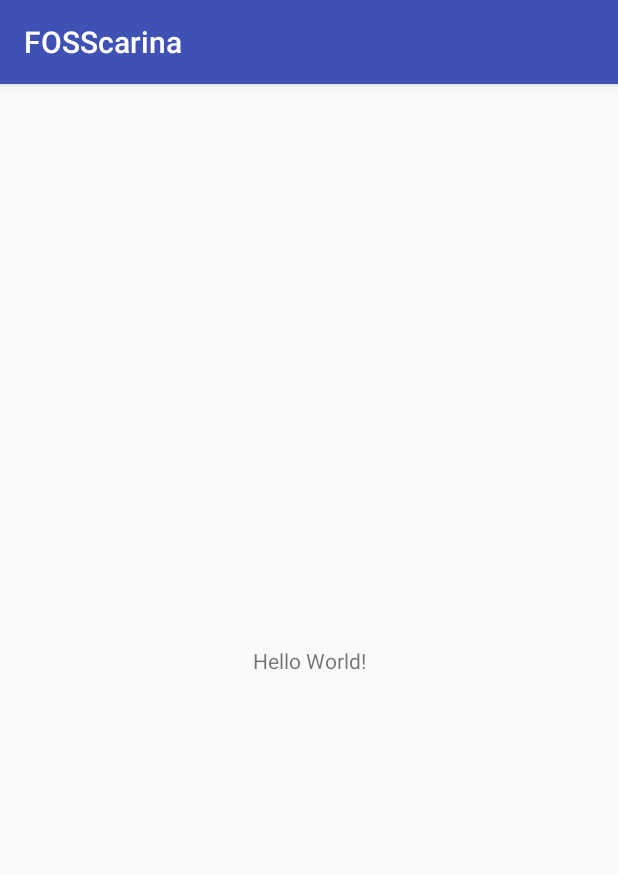
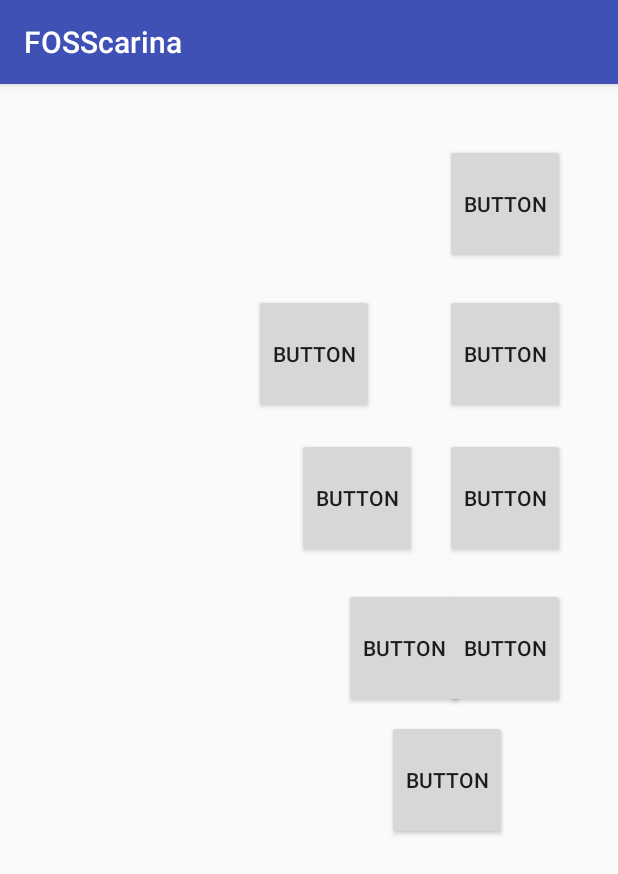
Before and after one commit to negitoromaki/FOSScarina, an Android app: the screen it shows after launch (MainActivity), on a phone screen of 412 x 824 dp. Shown: the top 874 px of the screen. Run offline under Robolectric (Android 15) with nearby library versions, the phone set to English and light mode, and no system bars.

Commit message:
Add buttons

```diff
--- a/app/src/main/res/layout/activity_main.xml
+++ b/app/src/main/res/layout/activity_main.xml
@@ -6,13 +6,99 @@
     android:layout_height="match_parent"
     tools:context="co.negitoromaki.fosscarina.MainActivity">
 
-    <TextView
-        android:layout_width="wrap_content"
-        android:layout_height="wrap_content"
-        android:text="Hello World!"
-        app:layout_constraintBottom_toBottomOf="parent"
+    <Button
+        android:id="@+id/button"
+        style="@style/Widget.AppCompat.Button"
+        android:layout_width="80dp"
+        android:layout_height="80dp"
+        android:layout_marginLeft="169dp"
+        android:layout_marginStart="258dp"
+        android:layout_marginTop="8dp"
+        android:text="Button"
         app:layout_constraintLeft_toLeftOf="parent"
+        app:layout_constraintTop_toBottomOf="@+id/button8" />
+
+    <Button
+        android:id="@+id/button8"
+        style="@style/Widget.AppCompat.Button"
+        android:layout_width="80dp"
+        android:layout_height="80dp"
+        android:layout_marginLeft="118dp"
+        android:layout_marginStart="229dp"
+        android:layout_marginTop="20dp"
+        android:text="Button"
+        app:layout_constraintLeft_toLeftOf="parent"
+        app:layout_constraintTop_toBottomOf="@+id/button7" />
+
+    <Button
+        android:id="@+id/button7"
+        style="@style/Widget.AppCompat.Button"
+        android:layout_width="80dp"
+        android:layout_height="80dp"
+        android:layout_marginLeft="97dp"
+        android:layout_marginStart="198dp"
+        android:layout_marginTop="16dp"
+        android:text="Button"
+        app:layout_constraintLeft_toLeftOf="parent"
+        app:layout_constraintTop_toBottomOf="@+id/button6" />
+
+    <Button
+        android:id="@+id/button6"
+        style="@style/Widget.AppCompat.Button"
+        android:layout_width="80dp"
+        android:layout_height="80dp"
+        android:layout_marginStart="169dp"
+        android:layout_marginTop="140dp"
+        android:text="Button"
+        app:layout_constraintTop_toTopOf="parent"
+        android:layout_marginLeft="47dp"
+        app:layout_constraintLeft_toLeftOf="parent" />
+
+    <Button
+        android:id="@+id/button5"
+        style="@style/Widget.AppCompat.Button"
+        android:layout_width="80dp"
+        android:layout_height="80dp"
+        android:layout_marginEnd="35dp"
+        android:layout_marginRight="35dp"
+        android:layout_marginTop="20dp"
+        android:text="Button"
+        app:layout_constraintRight_toRightOf="parent"
+        app:layout_constraintTop_toBottomOf="@+id/button4" />
+
+    <Button
+        android:id="@+id/button4"
+        style="@style/Widget.AppCompat.Button"
+        android:layout_width="80dp"
+        android:layout_height="80dp"
+        android:layout_marginEnd="35dp"
+        android:layout_marginRight="35dp"
+        android:layout_marginTop="16dp"
+        android:text="Button"
+        app:layout_constraintRight_toRightOf="parent"
+        app:layout_constraintTop_toBottomOf="@+id/button3" />
+
+    <Button
+        android:id="@+id/button3"
+        style="@style/Widget.AppCompat.Button"
+        android:layout_width="80dp"
+        android:layout_height="80dp"
+        android:layout_marginEnd="35dp"
+        android:layout_marginRight="35dp"
+        android:layout_marginTop="20dp"
+        android:text="Button"
+        app:layout_constraintRight_toRightOf="parent"
+        app:layout_constraintTop_toBottomOf="@+id/button2" />
+
+    <Button
+        android:id="@+id/button2"
+        style="@style/Widget.AppCompat.Button"
+        android:layout_width="80dp"
+        android:layout_height="80dp"
+        android:layout_marginEnd="35dp"
+        android:layout_marginRight="35dp"
+        android:layout_marginTop="40dp"
+        android:text="Button"
         app:layout_constraintRight_toRightOf="parent"
         app:layout_constraintTop_toTopOf="parent" />
-
 </android.support.constraint.ConstraintLayout>
```
Also changed, not shown: 1 other file.
